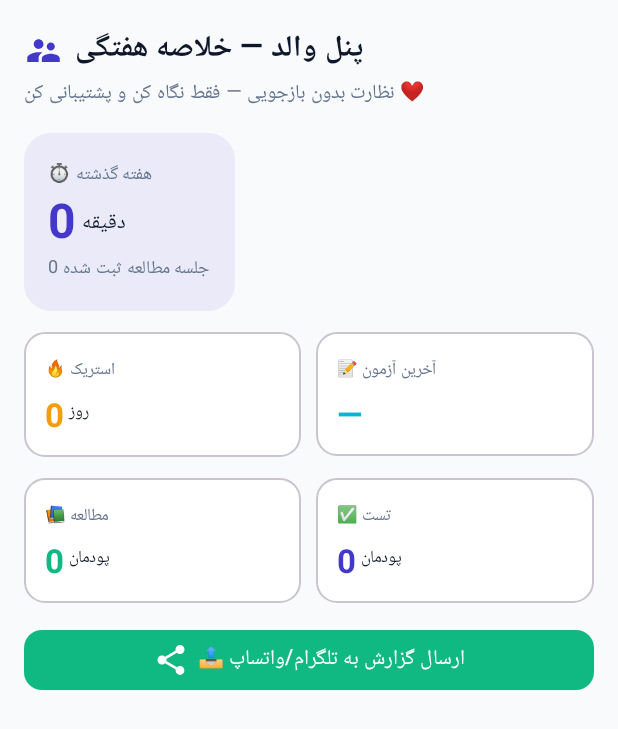
After one commit to m77460289-gif/Matin, an Android app built with Jetpack Compose: the composable ParentReportScreen shown on its own in the app's theme, on a phone screen of 412 x 824 dp. The commit adds this screen. Shown: the top 729 px of the screen. Run offline under Robolectric (Android 15) with nearby library versions, the phone set to English and light mode, and no system bars.

Commit message:
feat: parent panel - weekly summary with weak poodmans + share to Telegram/WhatsApp

```diff
--- a/app/build.gradle.kts
+++ b/app/build.gradle.kts
@@ -17,8 +17,8 @@ android {
     applicationId = "com.aistudio.konkurcomputer.vtfplq"
     minSdk = 24
     targetSdk = 36
-    versionCode = 10
-    versionName = "1.10.0"
+    versionCode = 11
+    versionName = "1.11.0"
 
     testInstrumentationRunner = "androidx.test.runner.AndroidJUnitRunner"
   }
--- /dev/null
+++ b/app/src/main/java/com/example/ui/screens/ParentReportScreen.kt
@@ -0,0 +1,248 @@
+package com.example.ui.screens
+
+import android.content.Intent
+import androidx.compose.foundation.layout.Arrangement
+import androidx.compose.foundation.layout.Column
+import androidx.compose.foundation.layout.PaddingValues
+import androidx.compose.foundation.layout.Row
+import androidx.compose.foundation.layout.Spacer
+import androidx.compose.foundation.layout.fillMaxSize
+import androidx.compose.foundation.layout.fillMaxWidth
+import androidx.compose.foundation.layout.height
+import androidx.compose.foundation.layout.padding
+import androidx.compose.foundation.layout.size
+import androidx.compose.foundation.layout.width
+import androidx.compose.foundation.lazy.LazyColumn
+import androidx.compose.foundation.lazy.items
+import androidx.compose.foundation.shape.RoundedCornerShape
+import androidx.compose.material.icons.Icons
+import androidx.compose.material.icons.filled.Share
+import androidx.compose.material.icons.filled.SupervisorAccount
+import androidx.compose.material3.Button
+import androidx.compose.material3.ButtonDefaults
+import androidx.compose.material3.Card
+import androidx.compose.material3.CardDefaults
+import androidx.compose.material3.Icon
+import androidx.compose.material3.MaterialTheme
+import androidx.compose.material3.OutlinedCard
+import androidx.compose.material3.Text
+import androidx.compose.runtime.Composable
+import androidx.compose.runtime.getValue
+import androidx.compose.ui.Alignment
+import androidx.compose.ui.Modifier
+import androidx.compose.ui.platform.LocalContext
+import androidx.compose.ui.platform.testTag
+import androidx.compose.ui.text.font.FontWeight
+import androidx.compose.ui.unit.dp
+import androidx.compose.ui.unit.sp
+import androidx.lifecycle.compose.collectAsStateWithLifecycle
+import com.example.data.curriculum.ComputerCurriculumData
+import com.example.ui.theme.AccentGold
+import com.example.ui.theme.PrimaryIndigo
+import com.example.ui.theme.SecondaryTeal
+import com.example.ui.theme.SuccessGreen
+import com.example.ui.viewmodel.KonkurViewModel
+import java.text.SimpleDateFormat
+import java.util.Calendar
+import java.util.Date
+import java.util.Locale
+
+@Composable
+fun ParentReportScreen(viewModel: KonkurViewModel) {
+    val logs by viewModel.allLogs.collectAsStateWithLifecycle()
+    val allProgress by viewModel.allProgress.collectAsStateWithLifecycle()
+    val weeklyScores by viewModel.allWeeklyScores.collectAsStateWithLifecycle()
+    val streak by viewModel.studyStreak.collectAsStateWithLifecycle()
+    val dueLeitner by viewModel.dueLeitnerCards.collectAsStateWithLifecycle()
+    val wrongAnswers by viewModel.allWrongAnswers.collectAsStateWithLifecycle()
+
+    val context = LocalContext.current
+
+    // Calculate the past 7 days window
+    val weekAgoMs = System.currentTimeMillis() - 7L * 24 * 60 * 60 * 1000
+    val weekLogs = logs.filter { it.timestamp >= weekAgoMs }
+    val weekMinutes = weekLogs.sumOf { it.durationMinutes }
+    val weekSessions = weekLogs.size
+
+    val testedCount = allProgress.count { it.isTestPracticed }
+    val studiedCount = allProgress.count { it.isStudied }
+    val reviewedCount = allProgress.count { it.isReviewed }
+
+    val lastScore = weeklyScores.lastOrNull()
+    val lastWeekAvg = if (weeklyScores.isEmpty()) 0 else weeklyScores.takeLast(4).map { it.scorePercent }.average().toInt()
+
+    // Weak poodmans — studied but not tested
+    val weakPoodmans = allProgress.filter { it.isStudied && !it.isTestPracticed }
+
+    fun buildReportText(): String {
+        val sb = StringBuilder()
+        sb.appendLine("📊 گزارش هفتگی کنکور کامپیوتر")
+        sb.appendLine("📅 ${SimpleDateFormat("yyyy/MM/dd", Locale.getDefault()).format(Date())}")
+        sb.appendLine()
+        sb.appendLine("⏱️ زمان مطالعه هفته گذشته: $weekMinutes دقیقه ($weekSessions جلسه)")
+        sb.appendLine("🔥 استریک: $streak روز پیوسته")
+        sb.appendLine()
+        sb.appendLine("📚 وضعیت پودمان‌ها:")
+        sb.appendLine("  • مطالعه: $studiedCount")
+        sb.appendLine("  • مرور: $reviewedCount")
+        sb.appendLine("  • تست‌زنی: $testedCount")
+        sb.appendLine()
+        if (lastScore != null) {
+            sb.appendLine("📝 آخرین نمره آزمون: ${lastScore.scorePercent}٪ (هفته ${lastScore.weekNumber})")
+            sb.appendLine("📈 میانگین ۴ آزمون اخیر: $lastWeekAvg٪")
+            sb.appendLine()
+        }
+        sb.appendLine("⚠️ پودمان‌های عقب‌مانده (مطالعه شده اما تست نشده): ${weakPoodmans.size}")
+        weakPoodmans.take(5).forEach { p ->
+            val book = ComputerCurriculumData.books.find { it.id == p.bookId }
+            val pood = book?.poodmans?.getOrNull(p.poodmanIndex - 1)
+            sb.appendLine("  - ${book?.title ?: p.bookId} / ${pood?.title ?: "پودمان ${p.poodmanIndex}"}")
+        }
+        if (weakPoodmans.size > 5) sb.appendLine("  ... و ${weakPoodmans.size - 5} مورد دیگر")
+        sb.appendLine()
+        sb.appendLine("🔁 مرورهای امروز لایتنر: ${dueLeitner.size}")
+        sb.appendLine("❌ سوالات غلط دفترچه: ${wrongAnswers.size}")
+        sb.appendLine()
+        sb.appendLine("— ارسال شده از اپ کنکور کامپیوتر")
+        return sb.toString()
+    }
+
+    LazyColumn(
+        modifier = Modifier
+            .fillMaxSize()
+            .testTag("parent_report_screen"),
+        contentPadding = PaddingValues(start = 16.dp, end = 16.dp, top = 16.dp, bottom = 96.dp),
+        verticalArrangement = Arrangement.spacedBy(14.dp)
+    ) {
+        item {
+            Column {
+                Row(verticalAlignment = Alignment.CenterVertically) {
+                    Icon(
+                        imageVector = Icons.Default.SupervisorAccount,
+                        contentDescription = null,
+                        tint = MaterialTheme.colorScheme.primary,
+                        modifier = Modifier.size(26.dp)
+                    )
+                    Spacer(modifier = Modifier.width(8.dp))
+                    Text("پنل والد — خلاصه هفتگی", fontSize = 20.sp, fontWeight = FontWeight.Bold)
+                }
+                Text(
+                    "نظارت بدون بازجویی — فقط نگاه کن و پشتیبانی کن ❤️",
+                    fontSize = 13.sp,
+                    color = MaterialTheme.colorScheme.onSurfaceVariant
+                )
+            }
+        }
+
+        item {
+            Card(
+                shape = RoundedCornerShape(18.dp),
+                colors = CardDefaults.cardColors(containerColor = PrimaryIndigo.copy(alpha = 0.08f))
+            ) {
+                Column(modifier = Modifier.padding(16.dp)) {
+                    Text("⏱️ هفته گذشته", fontSize = 12.sp, color = MaterialTheme.colorScheme.onSurfaceVariant)
+                    Row(verticalAlignment = Alignment.Bottom) {
+                        Text("$weekMinutes", fontSize = 32.sp, fontWeight = FontWeight.Bold, color = PrimaryIndigo)
+                        Text(" دقیقه", fontSize = 14.sp, modifier = Modifier.padding(bottom = 6.dp))
+                    }
+                    Text("$weekSessions جلسه مطالعه ثبت شده", fontSize = 12.sp, color = MaterialTheme.colorScheme.onSurfaceVariant)
+                }
+            }
+        }
+
+        item {
+            Row(
+                modifier = Modifier.fillMaxWidth(),
+                horizontalArrangement = Arrangement.spacedBy(10.dp)
+            ) {
+                StatBox("🔥 استریک", "$streak", "روز", AccentGold, Modifier.weight(1f))
+                StatBox("📝 آخرین آزمون", if (lastScore != null) "${lastScore.scorePercent}٪" else "—", "", SecondaryTeal, Modifier.weight(1f))
+            }
+        }
+
+        item {
+            Row(
+                modifier = Modifier.fillMaxWidth(),
+                horizontalArrangement = Arrangement.spacedBy(10.dp)
+            ) {
+                StatBox("📚 مطالعه", "$studiedCount", "پودمان", SuccessGreen, Modifier.weight(1f))
+                StatBox("✅ تست", "$testedCount", "پودمان", PrimaryIndigo, Modifier.weight(1f))
+            }
+        }
+
+        if (weakPoodmans.isNotEmpty()) {
+            item {
+                Text("⚠️ پودمان‌های عقب‌مانده", fontSize = 16.sp, fontWeight = FontWeight.Bold)
+            }
+            items(weakPoodmans.take(8)) { p ->
+                val book = ComputerCurriculumData.books.find { it.id == p.bookId }
+                val pood = book?.poodmans?.getOrNull(p.poodmanIndex - 1)
+                OutlinedCard(modifier = Modifier.fillMaxWidth(), shape = RoundedCornerShape(10.dp)) {
+                    Column(modifier = Modifier.padding(10.dp)) {
+                        Text(
+                            text = pood?.title ?: "پودمان ${p.poodmanIndex}",
+                            fontSize = 13.sp,
+                            fontWeight = FontWeight.Bold
+                        )
+                        Text(
+                            text = book?.title ?: p.bookId,
+                            fontSize = 11.sp,
+                            color = MaterialTheme.colorScheme.onSurfaceVariant
+                        )
+                        Text(
+                            "مطالعه شده اما تست نشده",
+                            fontSize = 10.sp,
+                            color = MaterialTheme.colorScheme.error
+                        )
+                    }
+                }
+            }
+        }
+
+        item {
+            Button(
+                onClick = {
+                    val text = buildReportText()
+                    val shareIntent = Intent(Intent.ACTION_SEND).apply {
+                        type = "text/plain"
+                        putExtra(Intent.EXTRA_TEXT, text)
+                        putExtra(Intent.EXTRA_SUBJECT, "گزارش هفتگی کنکور کامپیوتر")
+                    }
+                    val chooser = Intent.createChooser(shareIntent, "ارسال گزارش به تلگرام یا واتساپ")
+                    context.startActivity(chooser)
+                },
+                modifier = Modifier
+                    .fillMaxWidth()
+                    .testTag("share_parent_report_btn"),
+                colors = ButtonDefaults.buttonColors(containerColor = SuccessGreen),
+                shape = RoundedCornerShape(12.dp)
+            ) {
+                Icon(Icons.Default.Share, contentDescription = null)
+                Spacer(modifier = Modifier.width(6.dp))
+                Text("📤 ارسال گزارش به تلگرام/واتساپ")
+            }
+        }
+    }
+}
+
+@Composable
+private fun StatBox(
+    label: String,
+    value: String,
+    unit: String,
+    color: androidx.compose.ui.graphics.Color,
+    modifier: Modifier = Modifier
+) {
+    OutlinedCard(modifier = modifier, shape = RoundedCornerShape(14.dp)) {
+        Column(modifier = Modifier.padding(14.dp)) {
+            Text(label, fontSize = 11.sp, color = MaterialTheme.colorScheme.onSurfaceVariant)
+            Spacer(modifier = Modifier.height(4.dp))
+            Row(verticalAlignment = Alignment.Bottom) {
+                Text(value, fontSize = 22.sp, fontWeight = FontWeight.Bold, color = color)
+                if (unit.isNotBlank()) {
+                    Text(" $unit", fontSize = 11.sp, modifier = Modifier.padding(bottom = 3.dp))
+                }
+            }
+        }
+    }
+}
```
Also changed, not shown: app/src/main/java/com/example/MainActivity.kt (+6 -1 lines), 2 other files.
